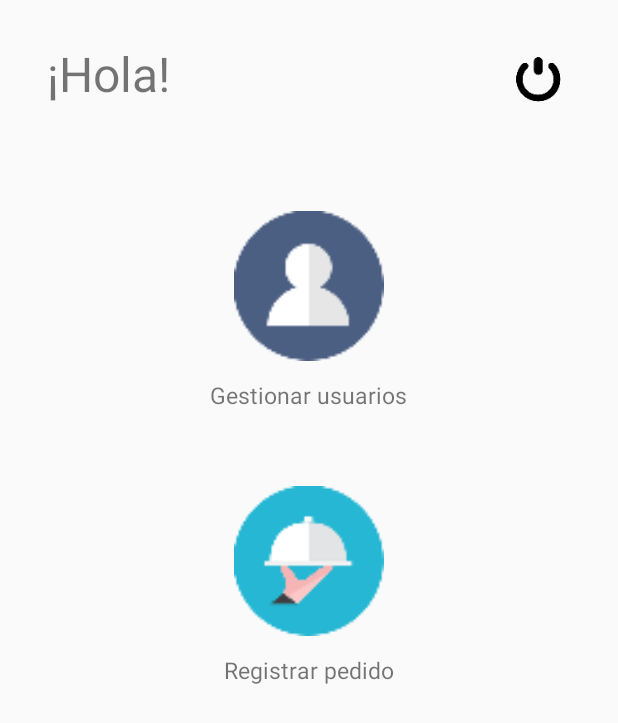
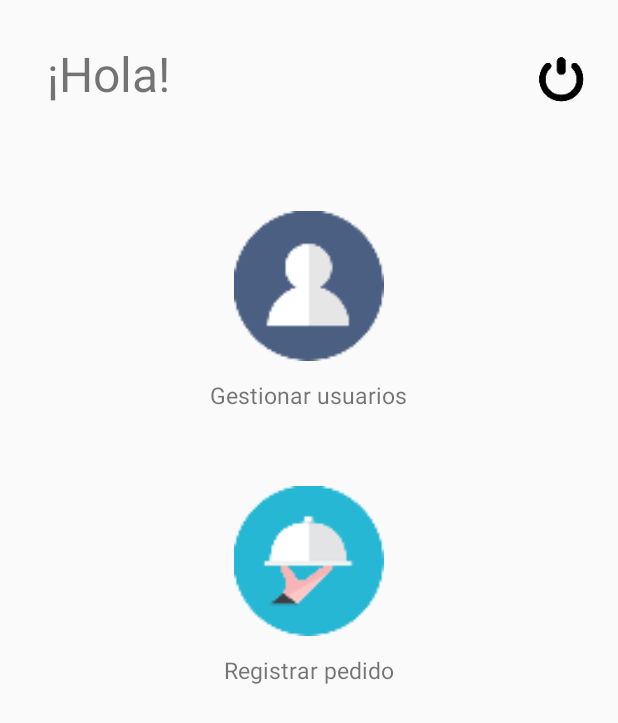
Before and after one commit to FelipeCastanho/DeliveryTracing, an Android app: the AdministradorActivity screen opened directly, with no data from a screen before it, after a tap on an icon or button, on a phone screen of 412 x 824 dp. Shown: the top 723 px of the screen. Run offline under Robolectric (Android 15) with nearby library versions, the phone set to English and light mode, and no system bars; 4 statements that could not run were skipped.

Commit message:
Margin logout vistas

```diff
--- a/app/src/main/java/com/example/yoyo/deliverytracing/AdministradorActivity.java
+++ b/app/src/main/java/com/example/yoyo/deliverytracing/AdministradorActivity.java
@@ -5,6 +5,7 @@ import android.os.Bundle;
 import android.view.View;
 import android.view.Window;
 import android.widget.TextView;
+import android.widget.Toast;
 
 public class AdministradorActivity extends AppCompatActivity {
 
@@ -14,15 +15,20 @@ public class AdministradorActivity extends AppCompatActivity {
         supportRequestWindowFeature(Window.FEATURE_NO_TITLE);
         setContentView(R.layout.activity_administrador);
         TextView titulo = (TextView) findViewById(R.id.textSaludo);
-
         String nombreCompleto = getIntent().getExtras().getString("nombreUsuario");
         String[] nombres = nombreCompleto.split(" ");
-
         String palabra = "¡Hola ";
         char[] saludo = palabra.concat(nombres[0]+"!").toCharArray();
         titulo.setText(saludo,0,saludo.length);
     }
 
     public void buttonTapped(View view) {
+        int numId = view.getId();
+        String id = view.getResources().getResourceEntryName(numId);
+
+        if(id.equals("imgPedido")) {
+            Toast t = Toast.makeText(getApplicationContext(), "apachurrado pedido", Toast.LENGTH_SHORT);
+            t.show();
+        }
     }
 }
--- a/app/src/main/res/layout/activity_administrador.xml
+++ b/app/src/main/res/layout/activity_administrador.xml
@@ -63,11 +63,11 @@
         android:id="@+id/imgLogout"
         android:layout_width="35dp"
         android:layout_height="35dp"
-        android:layout_marginEnd="35dp"
-        android:layout_marginRight="35dp"
+        android:layout_marginEnd="20dp"
+        android:layout_marginRight="20dp"
         android:background="@mipmap/imagen6"
         android:onClick="buttonTapped"
-        android:layout_alignBottom="@+id/textSaludo"
+        android:layout_above="@+id/imgGestion"
         android:layout_alignParentRight="true"
         android:layout_alignParentEnd="true" />
 
--- a/app/src/main/res/layout/activity_empleado.xml
+++ b/app/src/main/res/layout/activity_empleado.xml
@@ -63,8 +63,8 @@
         android:id="@+id/imgLogout"
         android:layout_width="35dp"
         android:layout_height="35dp"
-        android:layout_marginEnd="35dp"
-        android:layout_marginRight="35dp"
+        android:layout_marginEnd="20dp"
+        android:layout_marginRight="20dp"
         android:background="@mipmap/imagen6"
         android:onClick="buttonTapped"
         android:layout_alignBottom="@+id/textSaludo"
```
